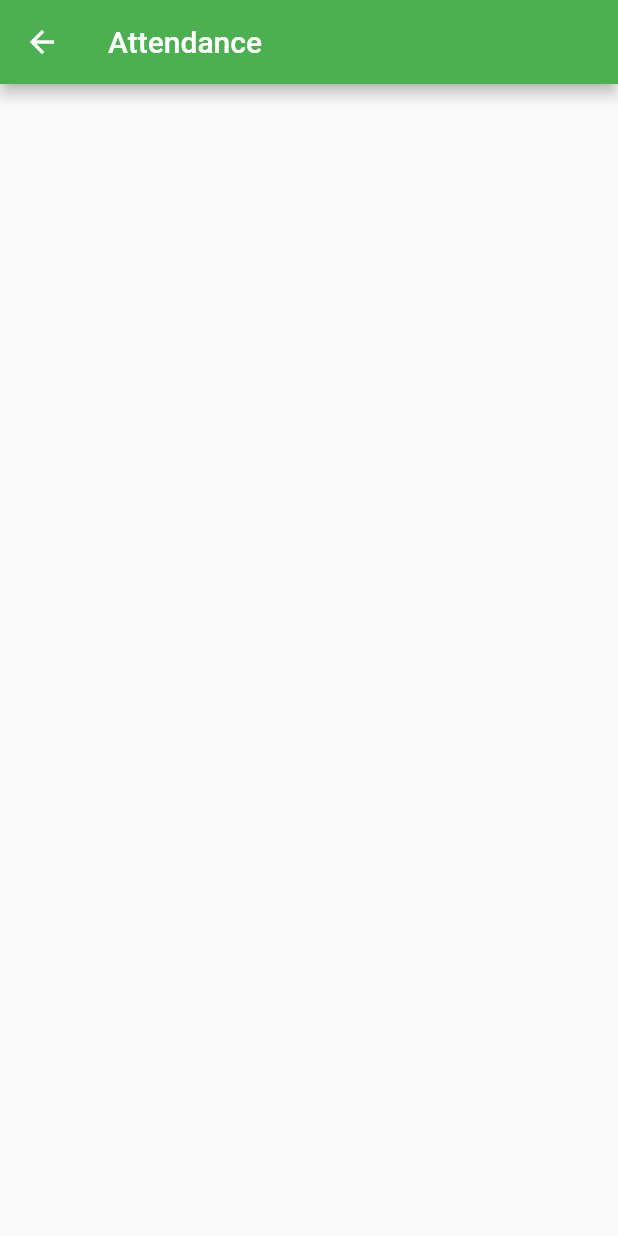
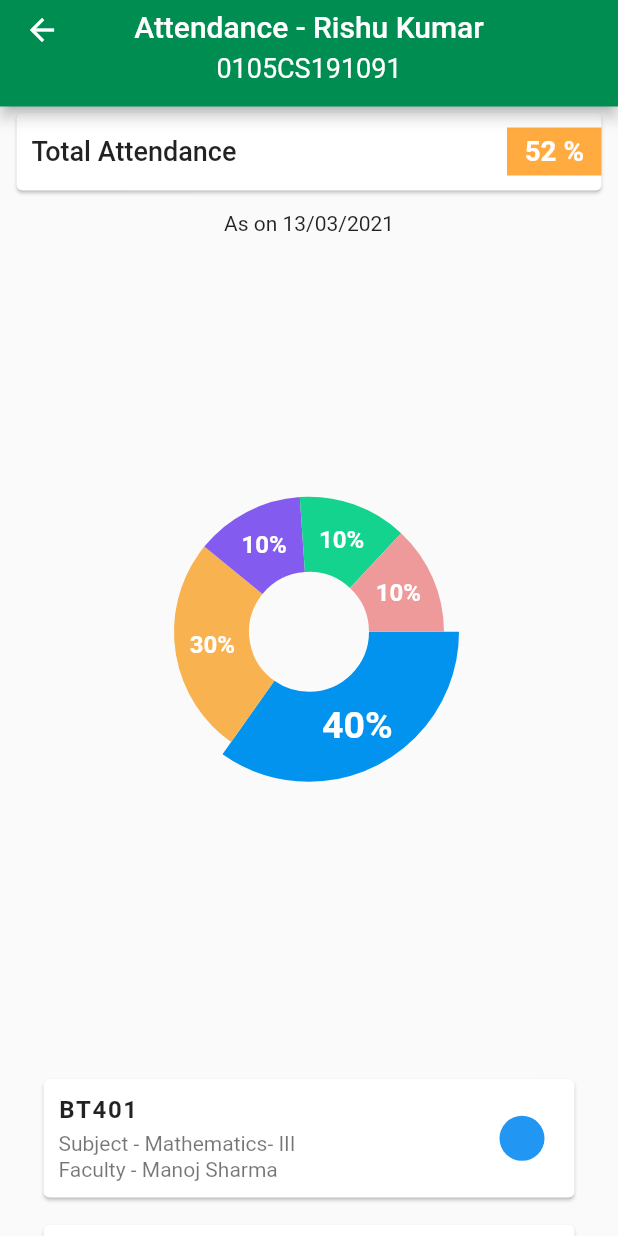
Before and after one commit to imrishuroy/oriental_management, a Flutter app: the screen it shows once a user with an empty profile is signed in, after a tap on "Attendence", on a phone screen of 412 x 824 dp. Run offline on Flutter 3.47's test engine with Material 2 defaults, Android fonts, the phone set to English and light mode, and no system bars; drawn by our look-alikes of fl_chart; our stand-ins replace cloud_firestore, firebase_auth, firebase_core, firebase_storage, font_awesome_flutter, image_picker; accounts and stored records are empty; network calls fail.

Commit message:
Added New UI of Attendance Screen

```diff
--- a/lib/main.dart
+++ b/lib/main.dart
@@ -1,9 +1,12 @@
 import 'package:firebase_core/firebase_core.dart';
 import 'package:flutter/material.dart';
 import 'package:oriental_management/screens/add_profile_screen.dart';
+import 'package:oriental_management/screens/announcement_details_screen.dart';
+import 'package:oriental_management/screens/announcements_screen.dart';
 import 'package:oriental_management/screens/attendance_screen.dart';
 import 'package:oriental_management/screens/homepage_screen.dart';
 import 'package:oriental_management/screens/lecture_selection_screen.dart';
+
 import 'package:oriental_management/screens/old_lectures_screen.dart';
 import 'package:oriental_management/screens/login_screen.dart';
 import 'package:oriental_management/screens/success_screen.dart';
@@ -44,6 +47,10 @@ class MyApp extends StatelessWidget {
           LeactureScreeen.routeName: (ctx) => LeactureScreeen(),
           AttendanceScreen.routeName: (ctx) => AttendanceScreen(),
           LectureSelection.routeName: (ctx) => LectureSelection(),
+          AnnouncemetScreen.routeName: (ctx) => AnnouncemetScreen(),
+          AnnouncementDetailsScreen.routeName: (ctx) =>
+              AnnouncementDetailsScreen(),
+          //   NewAttendanceScreen.routeName: (ctx) => NewAttendanceScreen(),
         },
       ),
     );
--- a/lib/screens/attendance_screen.dart
+++ b/lib/screens/attendance_screen.dart
@@ -1,6 +1,8 @@
 import 'package:cloud_firestore/cloud_firestore.dart';
 import 'package:flutter/material.dart';
 import 'package:oriental_management/services/database_service.dart';
+import 'package:oriental_management/widgets/attendance_pie_chart.dart';
+import 'package:oriental_management/widgets/subject_attendance_tile.dart';
 
 class AttendanceScreen extends StatelessWidget {
   // final DataBase? database;
@@ -13,8 +15,26 @@ class AttendanceScreen extends StatelessWidget {
     final DataBase? database =
         ModalRoute.of(context)?.settings.arguments as DataBase;
     return Scaffold(
+      //backgroundColor: Color.fromRGBO(29, 38, 40, 1),
       appBar: AppBar(
-        title: Text('Attendance'),
+        backgroundColor: Color.fromRGBO(0, 141, 82, 1),
+        centerTitle: true,
+        title: Text('Attendance - Rishu Kumar'),
+        bottom: PreferredSize(
+          preferredSize: Size.fromHeight(15.0),
+          child: Column(
+            children: [
+              Text(
+                '0105CS191091',
+                style: TextStyle(
+                  color: Colors.white,
+                  fontSize: 18.0,
+                ),
+              ),
+              SizedBox(height: 15.0)
+            ],
+          ),
+        ),
       ),
       body: StreamBuilder<QuerySnapshot>(
         stream: database?.profileDataSnapshot,
@@ -38,8 +58,75 @@ class AttendanceScreen extends StatelessWidget {
             // itemCount: snapshot.data?.size,
             itemCount: snapshot.data?.size,
             itemBuilder: (context, index) {
-              String attendance = '${snapshot.data?.docs[index]['attendance']}';
-              return Center(child: Text('$attendance'));
+              //   String attendance = '${snapshot.data?.docs[index]['attendance']}';
+              //  return Center(child: Text('$attendance'));
+              return Column(
+                children: [
+                  DisplayTotalAttendanceCard(),
+                  SizedBox(height: 10.0),
+                  Text('As on 13/03/2021'),
+                  SizedBox(height: 120.0),
+                  AttendancePieChart(),
+                  SizedBox(height: 150),
+                  SubjectAttendanceTile(
+                    subCode: 'BT401',
+                    subName: 'Mathematics- III',
+                    facultyName: 'Manoj Sharma',
+                    color: Colors.blue,
+                  ),
+                  SizedBox(height: 10.0),
+                  SubjectAttendanceTile(
+                    subCode: 'CS402',
+                    subName: 'Analysis Design of Algorithm',
+                    facultyName: 'Sreeja Nair',
+                    color: const Color(0xfff8b250),
+                  ),
+                  SizedBox(height: 10.0),
+                  SubjectAttendanceTile(
+                    subCode: 'CS403',
+                    subName: 'Software Engineering',
+                    facultyName: 'Farrah Hannef',
+                    color: const Color(0xff845bef),
+                  ),
+                  SizedBox(height: 10.0),
+                  SubjectAttendanceTile(
+                    subCode: 'CS404',
+                    subName: 'COA',
+                    facultyName: 'Meenakshi Patel',
+                    color: const Color(0xff13d38e),
+                  ),
+                  SizedBox(height: 10.0),
+                  SubjectAttendanceTile(
+                    subCode: 'CS405',
+                    subName: 'Operating Systems',
+                    facultyName: 'Sanjiv Sharma',
+                    color: Colors.red[200],
+                  ),
+                  SizedBox(height: 10.0),
+                  SubjectAttendanceTile(
+                    subCode: 'CS406',
+                    subName: 'Programming Practices',
+                    facultyName: 'Manoj Sharma',
+                    color: Colors.purple,
+                  ),
+                  SizedBox(height: 10.0),
+                  TextButton.icon(
+                    onPressed: () {},
+                    icon: Icon(
+                      Icons.error,
+                      color: Colors.red,
+                    ),
+                    label: Text(
+                      'Report Error',
+                      style: TextStyle(
+                        color: Colors.red,
+                        fontWeight: FontWeight.w500,
+                        fontSize: 15.0,
+                      ),
+                    ),
+                  ),
+                ],
+              );
             },
           );
         },
--- /dev/null
+++ b/lib/widgets/attendance_pie_chart.dart
@@ -0,0 +1,104 @@
+import 'package:fl_chart/fl_chart.dart';
+import 'package:flutter/material.dart';
+
+class AttendancePieChart extends StatefulWidget {
+  @override
+  _AttendancePieChartState createState() => _AttendancePieChartState();
+}
+
+class _AttendancePieChartState extends State<AttendancePieChart> {
+  int touchedIndex = 0;
+  List<PieChartSectionData> showingSections() {
+    return List.generate(
+      5,
+      (i) {
+        final isTouched = i == touchedIndex;
+        final double fontSize = isTouched ? 25 : 16;
+        final double radius = isTouched ? 60 : 50;
+        switch (i) {
+          case 0:
+            return PieChartSectionData(
+              color: const Color(0xff0293ee),
+              value: 40,
+              title: '40%',
+              radius: radius,
+              titleStyle: TextStyle(
+                  fontSize: fontSize,
+                  fontWeight: FontWeight.bold,
+                  color: const Color(0xffffffff)),
+            );
+          case 1:
+            return PieChartSectionData(
+              color: const Color(0xfff8b250),
+              value: 30,
+              title: '30%',
+              radius: radius,
+              titleStyle: TextStyle(
+                  fontSize: fontSize,
+                  fontWeight: FontWeight.bold,
+                  color: const Color(0xffffffff)),
+            );
+          case 2:
+            return PieChartSectionData(
+              color: const Color(0xff845bef),
+              value: 15,
+              title: '10%',
+              radius: radius,
+              titleStyle: TextStyle(
+                  fontSize: fontSize,
+                  fontWeight: FontWeight.bold,
+                  color: const Color(0xffffffff)),
+            );
+          case 3:
+            return PieChartSectionData(
+              color: const Color(0xff13d38e),
+              value: 15,
+              title: '10%',
+              radius: radius,
+              titleStyle: TextStyle(
+                  fontSize: fontSize,
+                  fontWeight: FontWeight.bold,
+                  color: const Color(0xffffffff)),
+            );
+          case 4:
+            return PieChartSectionData(
+              color: Colors.red[200],
+              value: 15,
+              title: '10%',
+              radius: radius,
+              titleStyle: TextStyle(
+                  fontSize: fontSize,
+                  fontWeight: FontWeight.bold,
+                  color: const Color(0xffffffff)),
+            );
+          default:
+            return PieChartSectionData();
+        }
+      },
+    );
+  }
+
+  @override
+  Widget build(BuildContext context) {
+    return PieChart(
+      PieChartData(
+        pieTouchData: PieTouchData(touchCallback: (pieTouchResponse) {
+          setState(() {
+            if (pieTouchResponse.touchInput is FlLongPressEnd ||
+                pieTouchResponse.touchInput is FlPanEnd) {
+              touchedIndex = -1;
+            } else {
+              touchedIndex = pieTouchResponse.touchedSectionIndex;
+            }
+          });
+        }),
+        borderData: FlBorderData(
+          show: false,
+        ),
+        sectionsSpace: 0,
+        centerSpaceRadius: 40,
+        sections: showingSections(),
+      ),
+    );
+  }
+}
--- /dev/null
+++ b/lib/widgets/subject_attendance_tile.dart
@@ -0,0 +1,123 @@
+import 'package:flutter/material.dart';
+
+class SubjectAttendanceTile extends StatelessWidget {
+  final String? subCode;
+  final String? subName;
+  final String? facultyName;
+  final Color? color;
+
+  const SubjectAttendanceTile({
+    Key? key,
+    this.subCode,
+    this.subName,
+    this.facultyName,
+    this.color,
+  }) : super(key: key);
+
+  @override
+  Widget build(BuildContext context) {
+    return Padding(
+      padding: const EdgeInsets.symmetric(horizontal: 25.0),
+      child: Card(
+        child: ListTile(
+          contentPadding: EdgeInsets.fromLTRB(10.0, 7.0, 20.0, 7.0),
+          title: Text(
+            '$subCode',
+            style: TextStyle(fontWeight: FontWeight.w600, letterSpacing: 1.1),
+          ),
+          subtitle: Column(
+            crossAxisAlignment: CrossAxisAlignment.start,
+            children: [
+              SizedBox(height: 5.0),
+              Text('Subject - $subName'),
+              SizedBox(height: 1.0),
+              Text('Faculty - $facultyName')
+            ],
+          ),
+          trailing: CircleAvatar(
+            radius: 15.0,
+            backgroundColor: color,
+          ),
+        ),
+      ),
+    );
+  }
+}
+
+class SubjectIndicator extends StatelessWidget {
+  final String? subCode;
+  final String? subName;
+  final Color? color;
+
+  const SubjectIndicator({
+    Key? key,
+    this.subCode,
+    this.subName,
+    this.color,
+  }) : super(key: key);
+  @override
+  Widget build(BuildContext context) {
+    return Padding(
+      padding: const EdgeInsets.symmetric(horizontal: 20.0),
+      child: Row(
+        mainAxisAlignment: MainAxisAlignment.end,
+        children: [
+          Text(
+            '* $subCode ($subName)',
+            style: TextStyle(
+              fontSize: 18.0,
+              fontWeight: FontWeight.w500,
+            ),
+          ),
+          SizedBox(width: 15.0),
+          Container(
+            height: 30.0,
+            width: 30.0,
+            color: color,
+          ),
+          SizedBox(width: 10.0),
+        ],
+      ),
+    );
+  }
+}
+
+class DisplayTotalAttendanceCard extends StatelessWidget {
+  @override
+  Widget build(BuildContext context) {
+    return Padding(
+      padding: const EdgeInsets.symmetric(horizontal: 7.0),
+      child: Card(
+        child: Padding(
+          padding: const EdgeInsets.only(left: 10.0, top: 10.0, bottom: 10.0),
+          child: Row(
+            mainAxisAlignment: MainAxisAlignment.spaceBetween,
+            children: [
+              Text(
+                'Total Attendance',
+                style: TextStyle(
+                  fontSize: 18.0,
+                  fontWeight: FontWeight.w500,
+                ),
+              ),
+              Container(
+                alignment: Alignment.center,
+                color: Colors.orangeAccent,
+                height: 32.0,
+                width: 63.0,
+                child: Text(
+                  '52 %',
+                  style: TextStyle(
+                    fontSize: 18.5,
+                    color: Colors.white,
+                    fontWeight: FontWeight.w600,
+                  ),
+                ),
+              ),
+            ],
+          ),
+        ),
+      ),
+    );
+  }
+}
--- a/pubspec.yaml
+++ b/pubspec.yaml
@@ -32,6 +32,7 @@ dependencies:
   google_sign_in: ^5.0.0
   image_picker: ^0.7.2
   provider: ^5.0.0
+  fl_chart: ^0.20.1
 
 dev_dependencies:
   flutter_test:
```
Also changed, not shown: lib/screens/announcement_details_screen.dart (added, +17 -0 lines), lib/screens/announcements_screen.dart (+40 -0 lines), lib/screens/lecture_screen.dart (+42 -12 lines), lib/widgets/dashboards_cards.dart (+9 -1 lines), pubspec.lock.
